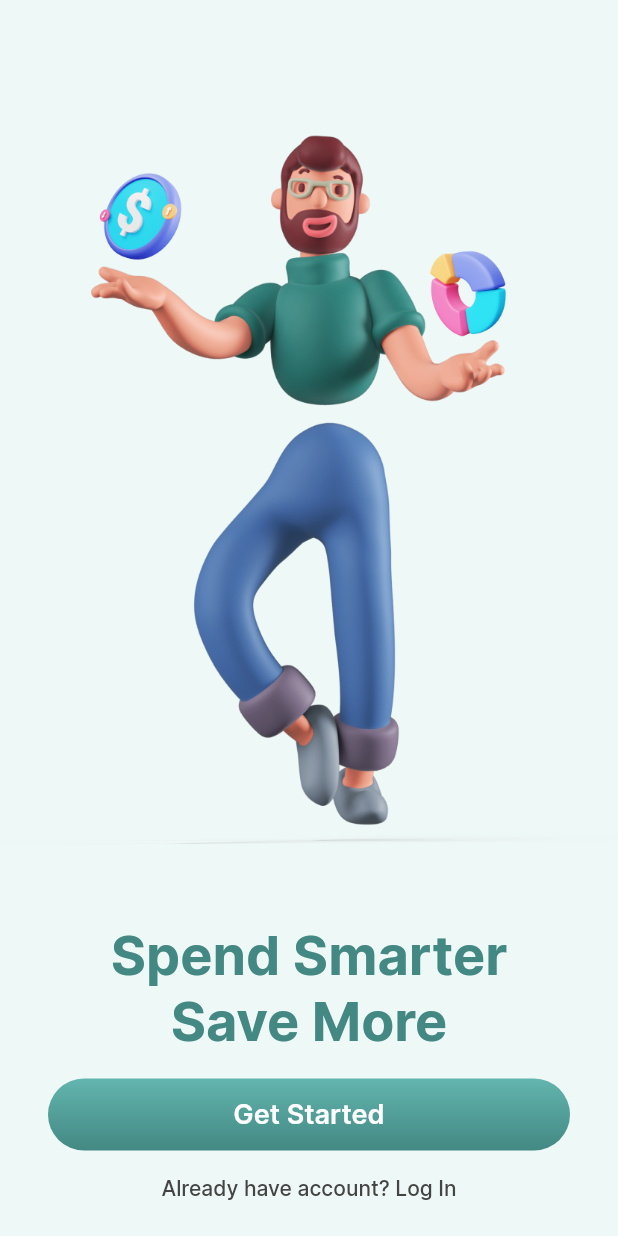
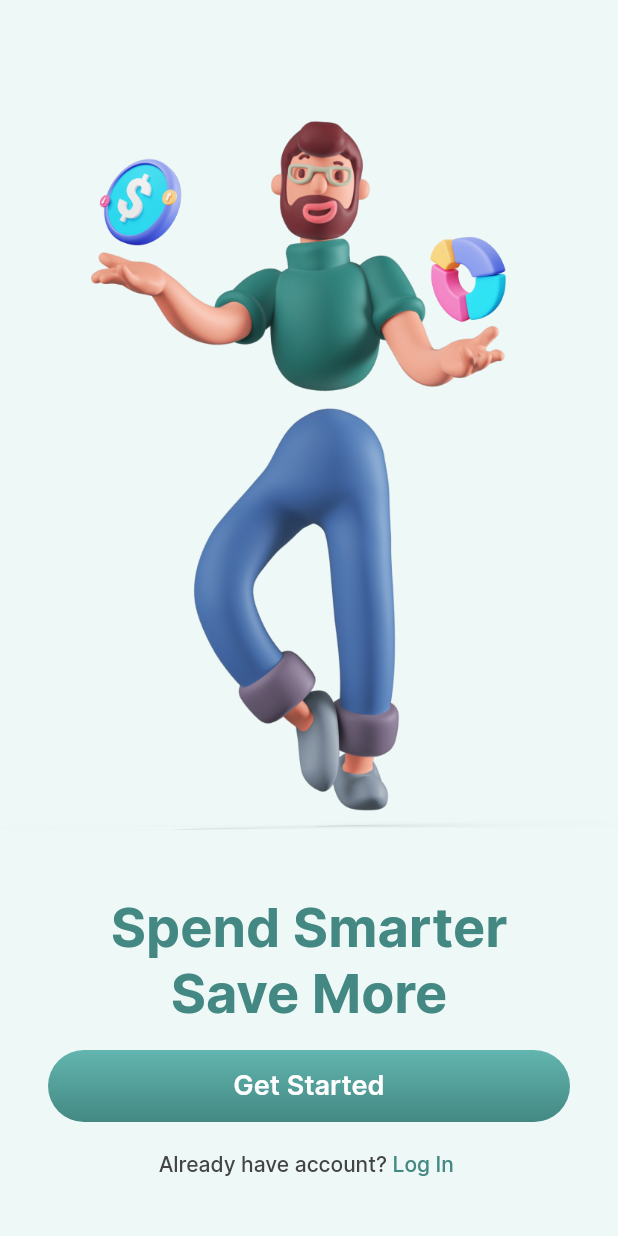
Before and after one commit to devkaio/financy_app, a Flutter app: the screen it shows after launch, on a phone screen of 412 x 824 dp. Run offline on Flutter 3.47's test engine with Material 2 defaults, Android fonts, the phone set to English and light mode, and no system bars.

Commit message:
refatora onboarding

```diff
--- a/lib/features/onboarding/onboarding_page.dart
+++ b/lib/features/onboarding/onboarding_page.dart
@@ -1,9 +1,12 @@
 // ignore_for_file: public_member_api_docs, sort_constructors_first
+
+import 'dart:developer';
 
 import 'package:financy_app/common/constants/app_colors.dart';
 import 'package:financy_app/common/constants/app_text_styles.dart';
 import 'package:flutter/material.dart';
 
+import '../../common/widgets/multi_text_button.dart';
 import '../../common/widgets/primary_button.dart';
 
 class OnboardingPage extends StatelessWidget {
@@ -36,20 +39,33 @@ class OnboardingPage extends StatelessWidget {
               ),
             ),
             Padding(
-              padding: const EdgeInsets.symmetric(
-                horizontal: 32.0,
-                vertical: 16.0,
+              padding: const EdgeInsets.only(
+                left: 32.0,
+                right: 32.0,
+                top: 16.0,
+                bottom: 4.0,
               ),
               child: PrimaryButton(
                 text: 'Get Started',
                 onPressed: () {},
               ),
             ),
-            Text(
-              'Already have account? Log In',
-              style: AppTextStyles.smallText.copyWith(
-                color: AppColors.grey,
-              ),
+            MultiTextButton(
+              onPressed: () => log('tap'),
+              children: [
+                Text(
+                  'Already have account? ',
+                  style: AppTextStyles.smallText.copyWith(
+                    color: AppColors.grey,
+                  ),
+                ),
+                Text(
+                  'Log In ',
+                  style: AppTextStyles.smallText.copyWith(
+                    color: AppColors.greelightTwo,
+                  ),
+                ),
+              ],
             ),
             const SizedBox(height: 24.0),
           ],
```
